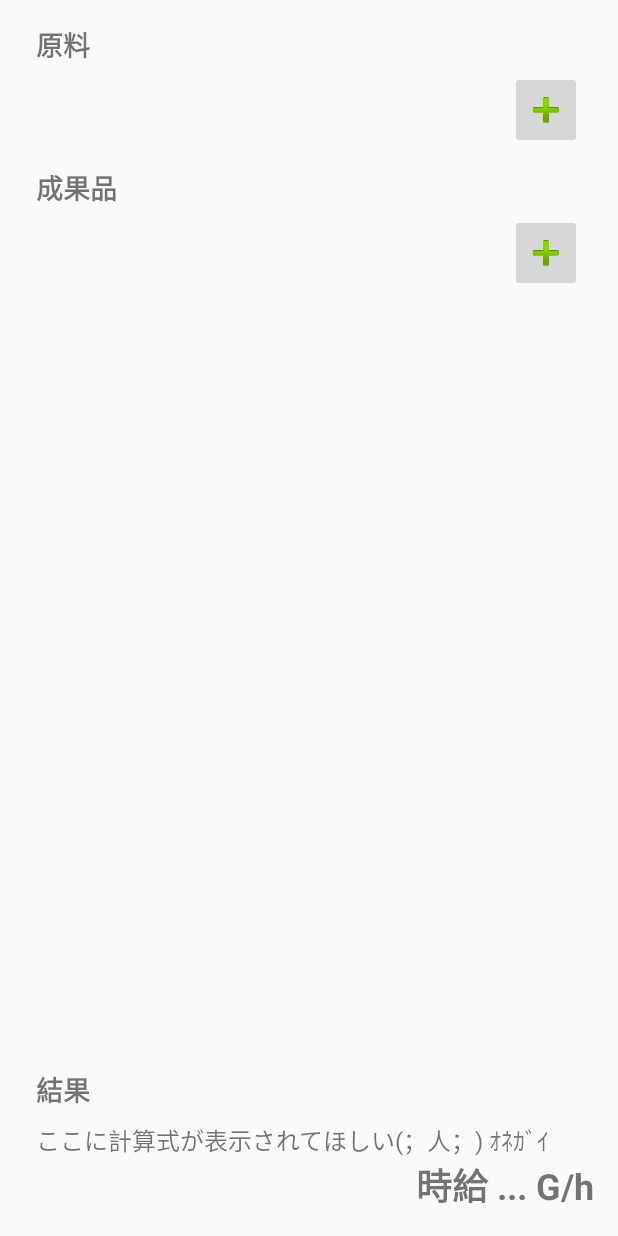
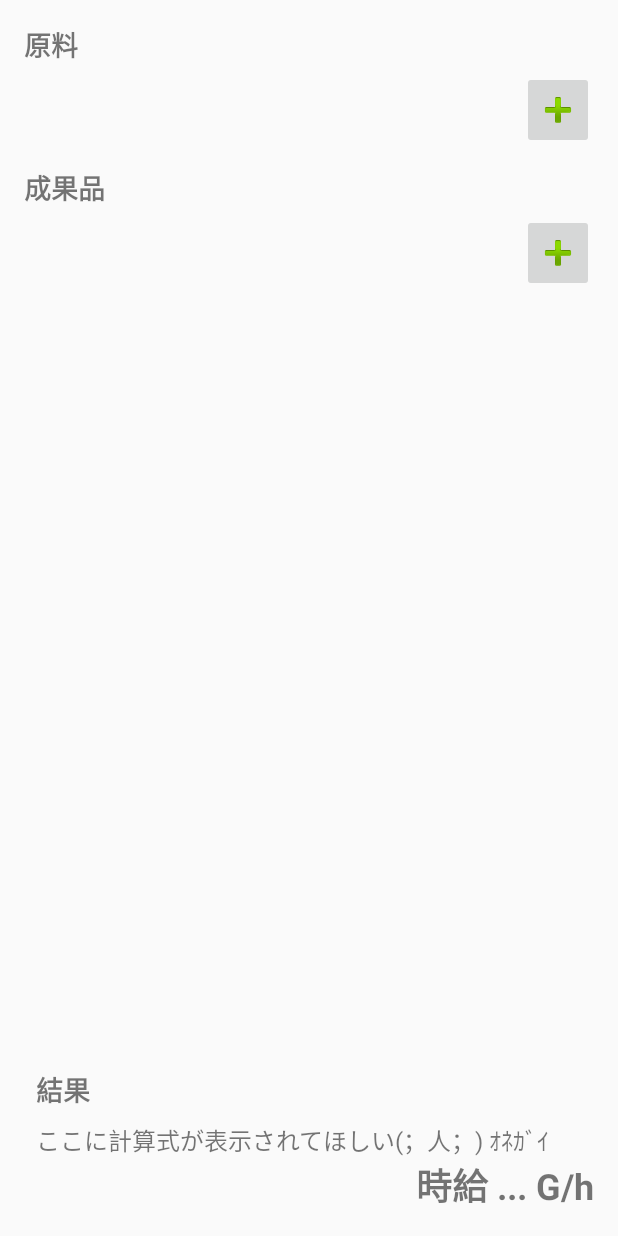
Before and after one commit to InGen6400/so2support, an Android app: the layout activity_calc.xml on its own in the app's theme, with its tools: preview values and no code run, on a phone screen of 412 x 824 dp. Run offline under Robolectric (Android 15) with nearby library versions, the phone set to English and light mode, and no system bars.

Commit message:
アイテム一覧の作成とボタンの調節

```diff
--- a/app/src/main/res/layout/activity_calc.xml
+++ b/app/src/main/res/layout/activity_calc.xml
@@ -28,10 +28,10 @@
             android:layout_height="match_parent">
 
             <ScrollView
-                android:layout_width="match_parent"
-                android:layout_height="match_parent"
+                android:layout_width="0dp"
+                android:layout_height="0dp"
                 android:scrollbarStyle="insideOverlay"
-                app:layout_constraintBottom_toBottomOf="parent"
+                app:layout_constraintBottom_toTopOf="@+id/resultLayout"
                 app:layout_constraintEnd_toEndOf="parent"
                 app:layout_constraintStart_toStartOf="parent"
                 app:layout_constraintTop_toTopOf="parent">
@@ -41,9 +41,9 @@
                     android:id="@+id/settingLayout"
                     android:layout_width="match_parent"
                     android:layout_height="wrap_content"
-                    android:layout_marginStart="24dp"
+                    android:layout_marginStart="16dp"
                     android:layout_marginTop="16dp"
-                    android:layout_marginEnd="24dp"
+                    android:layout_marginEnd="16dp"
                     android:orientation="vertical"
                     app:layout_constraintEnd_toEndOf="parent"
                     app:layout_constraintStart_toStartOf="parent"
@@ -83,6 +83,8 @@
                             android:layout_height="wrap_content"
                             android:adjustViewBounds="false"
                             android:contentDescription="@string/addSrcButton"
+                            android:onClick="onClick"
+                            android:tag="addSrc"
                             app:srcCompat="@android:drawable/ic_input_add" />
                     </LinearLayout>
 
@@ -122,6 +124,7 @@
                             android:layout_height="wrap_content"
                             android:adjustViewBounds="false"
                             android:contentDescription="@string/addProdButton"
+                            android:tag="addProd"
                             app:srcCompat="@android:drawable/ic_input_add" />
                     </LinearLayout>
 
```
Also changed, not shown: app/src/main/java/sugar6400/github/io/so2support/CalcActivity.java (+29 -1 lines), app/src/main/java/sugar6400/github/io/so2support/ItemButtonView.java (added, +61 -0 lines), app/src/main/res/layout/item_view.xml (+8 -5 lines).
